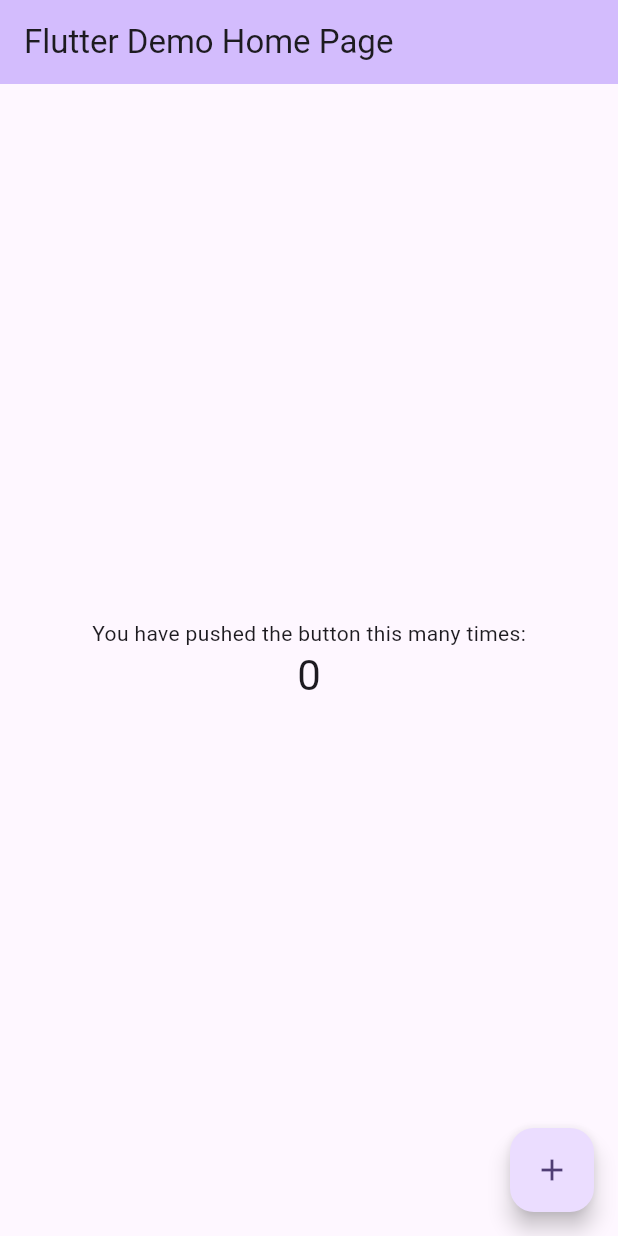
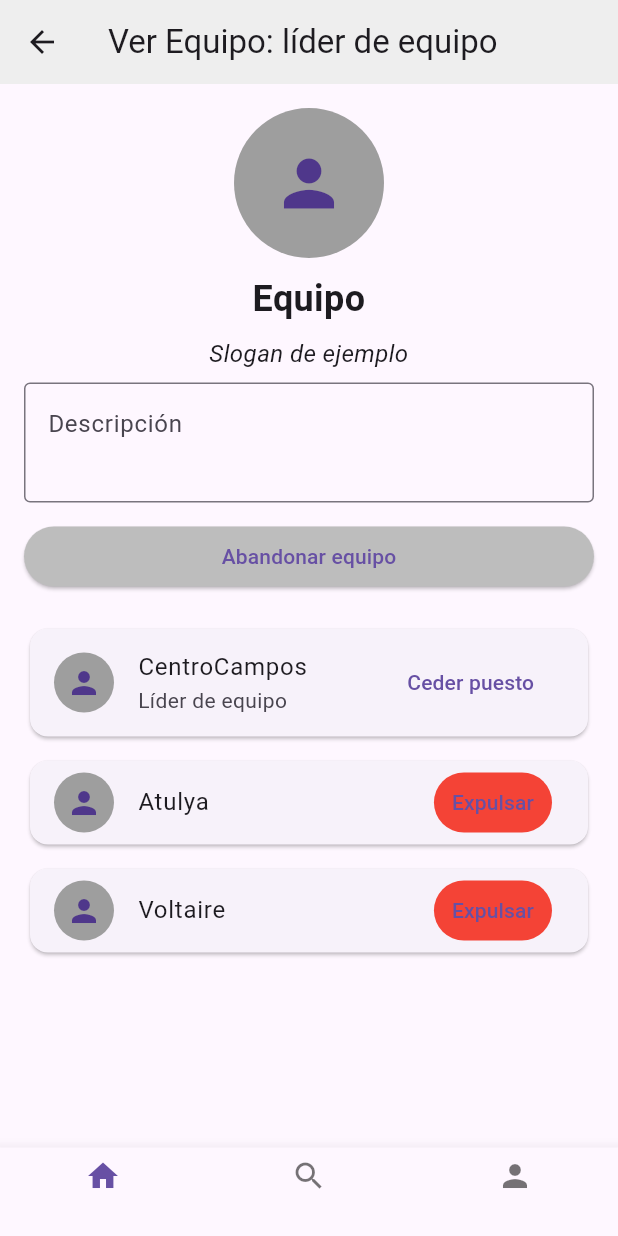
Before and after one commit to alejandrons/uncotejo_app, a Flutter app: the screen it shows after launch, on a phone screen of 412 x 824 dp. Run offline on Flutter 3.47's test engine with Material 3 defaults, Android fonts, the phone set to English and light mode, and no system bars.

Commit message:
Add team management screens and member card component

```diff
--- /dev/null
+++ b/uncotejo_front/lib/features/home/presentation/widgets/team_member_card.dart
@@ -0,0 +1,42 @@
+import 'package:flutter/material.dart';
+
+class TeamMemberCard extends StatelessWidget {
+  final String name;
+  final bool isLeader;
+  final VoidCallback? onLeaderTransfer;
+  final VoidCallback? onExpel;
+
+  const TeamMemberCard({
+    Key? key,
+    required this.name,
+    this.isLeader = false,
+    this.onLeaderTransfer,
+    this.onExpel,
+  }) : super(key: key);
+
+  @override
+  Widget build(BuildContext context) {
+    return Card(
+      child: ListTile(
+        leading: CircleAvatar(
+          backgroundColor: Colors.grey,
+          child: const Icon(Icons.person),
+        ),
+        title: Text(name),
+        subtitle: isLeader ? const Text('Líder de equipo') : null,
+        trailing: isLeader
+            ? TextButton(
+                onPressed: onLeaderTransfer,
+                child: const Text('Ceder puesto'),
+              )
+            : TextButton(
+                onPressed: onExpel,
+                child: const Text('Expulsar'),
+                style: TextButton.styleFrom(
+                  backgroundColor: Colors.red,
+                ),
+              ),
+      ),
+    );
+  }
+}
--- /dev/null
+++ b/uncotejo_front/lib/features/home/presentation/widgets/team_screen.dart
@@ -0,0 +1,112 @@
+import 'package:flutter/material.dart';
+import 'team_member_card.dart';
+
+class TeamScreen extends StatelessWidget {
+  const TeamScreen({super.key});
+
+  @override
+  Widget build(BuildContext context) {
+    return Scaffold(
+      appBar: AppBar(
+        title: const Text('Ver Equipo: líder de equipo'),
+        backgroundColor: Colors.grey[200],
+        leading: IconButton(
+          icon: const Icon(Icons.arrow_back),
+          onPressed: () {
+            // Handle back button action
+          },
+        ),
+      ),
+      body: Padding(
+        padding: const EdgeInsets.all(16.0),
+        child: Column(
+          crossAxisAlignment: CrossAxisAlignment.stretch,
+          children: [
+            // Team Info Section
+            CircleAvatar(
+              radius: 50,
+              backgroundColor: Colors.grey,
+              child: Icon(Icons.person, size: 50),
+            ),
+            const SizedBox(height: 10),
+            const Text(
+              'Equipo',
+              textAlign: TextAlign.center,
+              style: TextStyle(fontSize: 24, fontWeight: FontWeight.bold),
+            ),
+            const SizedBox(height: 8),
+            const Text(
+              'Slogan de ejemplo',
+              textAlign: TextAlign.center,
+              style: TextStyle(fontSize: 16, fontStyle: FontStyle.italic),
+            ),
+            const SizedBox(height: 8),
+            TextFormField(
+              decoration: const InputDecoration(
+                border: OutlineInputBorder(),
+                hintText: 'Descripción',
+              ),
+              maxLines: 2,
+            ),
+            const SizedBox(height: 12),
+            ElevatedButton(
+              onPressed: () {
+                // Handle leave team action
+              },
+              child: const Text('Abandonar equipo'),
+              style: ElevatedButton.styleFrom(
+                backgroundColor: Colors.grey[400],
+              ),
+            ),
+            const SizedBox(height: 20),
+
+            // Team Members Section
+            Expanded(
+              child: ListView(
+                children: [
+                  TeamMemberCard(
+                    name: 'CentroCampos',
+                    isLeader: true,
+                    onLeaderTransfer: () {
+                      // Handle leader transfer action
+                    },
+                  ),
+                  const SizedBox(height: 8),
+                  TeamMemberCard(
+                    name: 'Atulya',
+                    onExpel: () {
+                      // Handle expel member action
+                    },
+                  ),
+                  const SizedBox(height: 8),
+                  TeamMemberCard(
+                    name: 'Voltaire',
+                    onExpel: () {
+                      // Handle expel member action
+                    },
+                  ),
+                ],
+              ),
+            ),
+          ],
+        ),
+      ),
+      bottomNavigationBar: BottomNavigationBar(
+        items: const [
+          BottomNavigationBarItem(
+            icon: Icon(Icons.home),
+            label: '',
+          ),
+          BottomNavigationBarItem(
+            icon: Icon(Icons.search),
+            label: '',
+          ),
+          BottomNavigationBarItem(
+            icon: Icon(Icons.person),
+            label: '',
+          ),
+        ],
+      ),
+    );
+  }
+}
--- a/uncotejo_front/lib/main.dart
+++ b/uncotejo_front/lib/main.dart
@@ -1,5 +1,5 @@
 import 'package:flutter/material.dart';
-
+import 'features/home/presentation/widgets/team_screen.dart';
 void main() {
   runApp(const MyApp());
 }
@@ -12,114 +12,7 @@
   Widget build(BuildContext context) {
     return MaterialApp(
       title: 'Flutter Demo',
-      theme: ThemeData(
-        // This is the theme of your application.
-        //
-        // TRY THIS: Try running your application with "flutter run". You'll see
-        // the application has a purple toolbar. Then, without quitting the app,
-        // try changing the seedColor in the colorScheme below to Colors.green
-        // and then invoke "hot reload" (save your changes or press the "hot
-        // reload" button in a Flutter-supported IDE, or press "r" if you used
-        // the command line to start the app).
-        //
-        // Notice that the counter didn't reset back to zero; the application
-        // state is not lost during the reload. To reset the state, use hot
-        // restart instead.
-        //
-        // This works for code too, not just values: Most code changes can be
-        // tested with just a hot reload.
-        colorScheme: ColorScheme.fromSeed(seedColor: Colors.deepPurple),
-        useMaterial3: true,
-      ),
-      home: const MyHomePage(title: 'Flutter Demo Home Page'),
+      home: TeamScreen(),
     );
   }
 }
-
-class MyHomePage extends StatefulWidget {
-  const MyHomePage({super.key, required this.title});
-
-  // This widget is the home page of your application. It is stateful, meaning
-  // that it has a State object (defined below) that contains fields that affect
-  // how it looks.
-
-  // This class is the configuration for the state. It holds the values (in this
-  // case the title) provided by the parent (in this case the App widget) and
-  // used by the build method of the State. Fields in a Widget subclass are
-  // always marked "final".
-
-  final String title;
-
-  @override
-  State<MyHomePage> createState() => _MyHomePageState();
-}
-
-class _MyHomePageState extends State<MyHomePage> {
-  int _counter = 0;
-
-  void _incrementCounter() {
-    setState(() {
-      // This call to setState tells the Flutter framework that something has
-      // changed in this State, which causes it to rerun the build method below
-      // so that the display can reflect the updated values. If we changed
-      // _counter without calling setState(), then the build method would not be
-      // called again, and so nothing would appear to happen.
-      _counter++;
-    });
-  }
-
-  @override
-  Widget build(BuildContext context) {
-    // This method is rerun every time setState is called, for instance as done
-    // by the _incrementCounter method above.
-    //
-    // The Flutter framework has been optimized to make rerunning build methods
-    // fast, so that you can just rebuild anything that needs updating rather
-    // than having to individually change instances of widgets.
-    return Scaffold(
-      appBar: AppBar(
-        // TRY THIS: Try changing the color here to a specific color (to
-        // Colors.amber, perhaps?) and trigger a hot reload to see the AppBar
-        // change color while the other colors stay the same.
-        backgroundColor: Theme.of(context).colorScheme.inversePrimary,
-        // Here we take the value from the MyHomePage object that was created by
-        // the App.build method, and use it to set our appbar title.
-        title: Text(widget.title),
-      ),
-      body: Center(
-        // Center is a layout widget. It takes a single child and positions it
-        // in the middle of the parent.
-        child: Column(
-          // Column is also a layout widget. It takes a list of children and
-          // arranges them vertically. By default, it sizes itself to fit its
-          // children horizontally, and tries to be as tall as its parent.
-          //
-          // Column has various properties to control how it sizes itself and
-          // how it positions its children. Here we use mainAxisAlignment to
-          // center the children vertically; the main axis here is the vertical
-          // axis because Columns are vertical (the cross axis would be
-          // horizontal).
-          //
-          // TRY THIS: Invoke "debug painting" (choose the "Toggle Debug Paint"
-          // action in the IDE, or press "p" in the console), to see the
-          // wireframe for each widget.
-          mainAxisAlignment: MainAxisAlignment.center,
-          children: <Widget>[
-            const Text(
-              'You have pushed the button this many times:',
-            ),
-            Text(
-              '$_counter',
-              style: Theme.of(context).textTheme.headlineMedium,
-            ),
-          ],
-        ),
-      ),
-      floatingActionButton: FloatingActionButton(
-        onPressed: _incrementCounter,
-        tooltip: 'Increment',
-        child: const Icon(Icons.add),
-      ), // This trailing comma makes auto-formatting nicer for build methods.
-    );
-  }
-}
```
